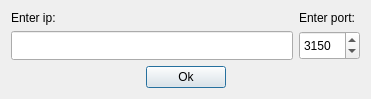
rodimov/NetworksLabs_SUT, file Lab1/TCPClient/portdialog.ui: the form before one commit.
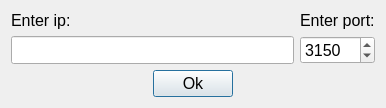
The form after the commit.

Commit message: portdialog fonts resize

```diff
--- a/Lab1/TCPClient/portdialog.ui
+++ b/Lab1/TCPClient/portdialog.ui
@@ -6,8 +6,8 @@
    <rect>
     <x>0</x>
     <y>0</y>
-    <width>371</width>
-    <height>99</height>
+    <width>386</width>
+    <height>105</height>
    </rect>
   </property>
   <property name="windowTitle">
@@ -24,6 +24,11 @@
          <verstretch>0</verstretch>
         </sizepolicy>
        </property>
+       <property name="font">
+        <font>
+         <pointsize>12</pointsize>
+        </font>
+       </property>
        <property name="text">
         <string>Enter ip:</string>
        </property>
@@ -37,6 +42,11 @@
          <verstretch>0</verstretch>
         </sizepolicy>
        </property>
+       <property name="font">
+        <font>
+         <pointsize>12</pointsize>
+        </font>
+       </property>
       </widget>
      </item>
     </layout>
@@ -51,6 +61,11 @@
          <verstretch>0</verstretch>
         </sizepolicy>
        </property>
+       <property name="font">
+        <font>
+         <pointsize>12</pointsize>
+        </font>
+       </property>
        <property name="text">
         <string>Enter port:</string>
        </property>
@@ -64,6 +79,11 @@
          <verstretch>0</verstretch>
         </sizepolicy>
        </property>
+       <property name="font">
+        <font>
+         <pointsize>12</pointsize>
+        </font>
+       </property>
        <property name="minimum">
         <number>1</number>
        </property>
@@ -94,6 +114,11 @@
      </item>
      <item>
       <widget class="QPushButton" name="ok">
+       <property name="font">
+        <font>
+         <pointsize>12</pointsize>
+        </font>
+       </property>
        <property name="text">
         <string>Ok</string>
        </property>
```
The commit also changes 6 other files.
